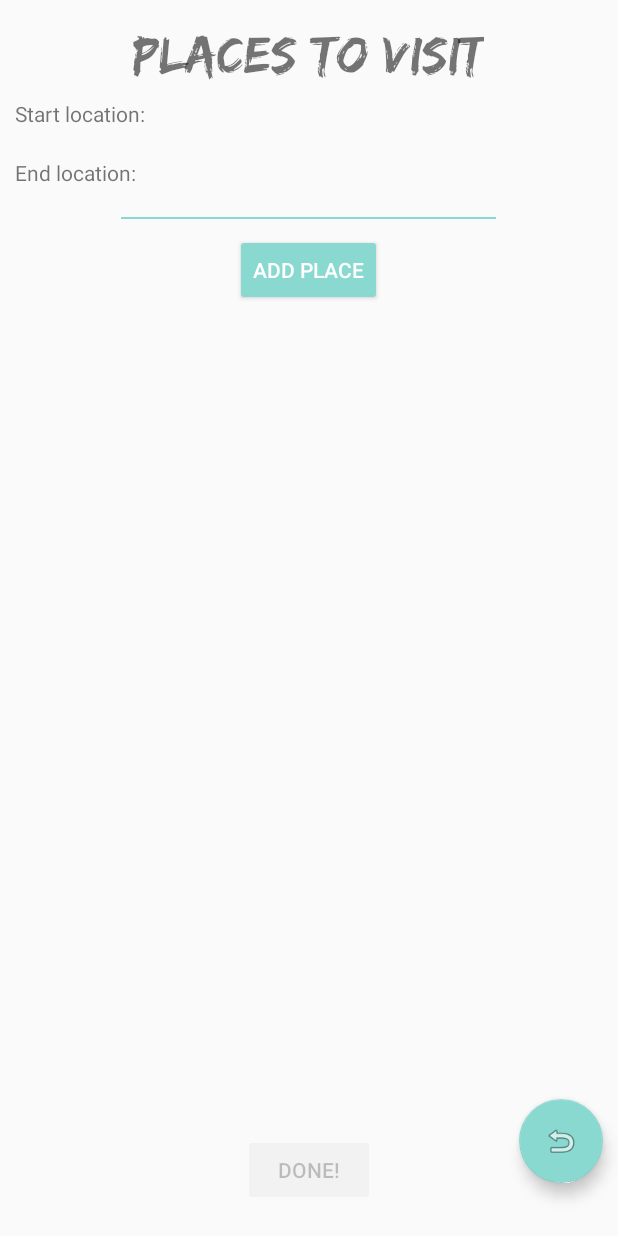
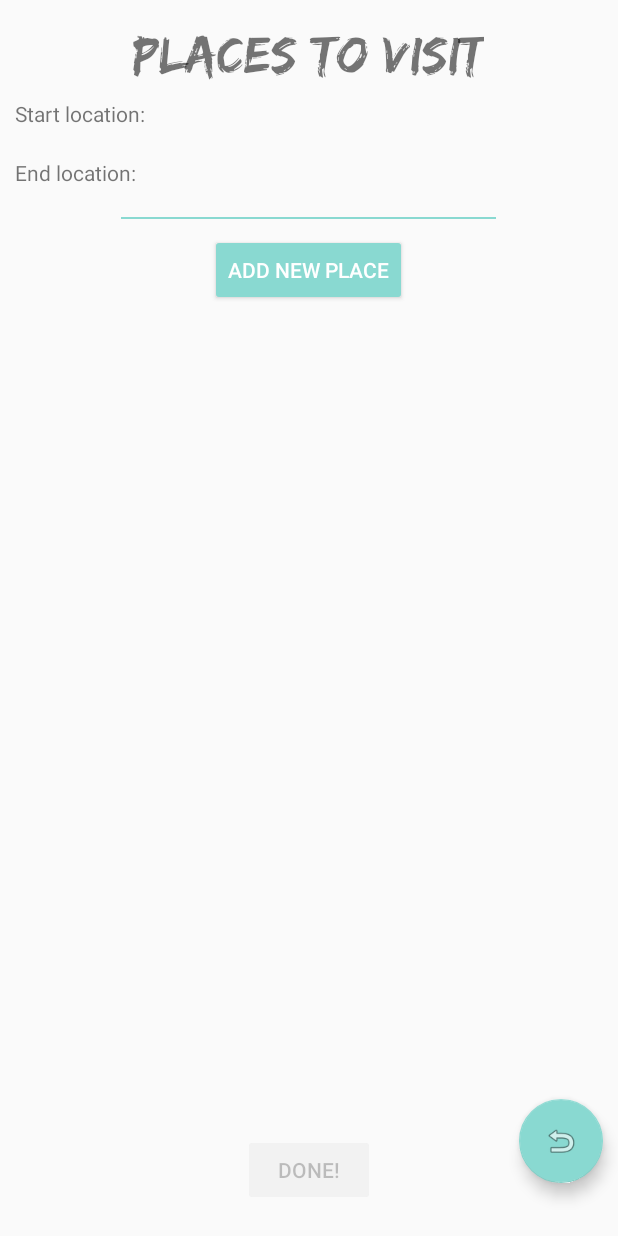
Before and after one commit to Rudra2301/Rhome, an Android app: the PickPlacesToVisitActivity screen opened directly, with no data from a screen before it, on a phone screen of 412 x 824 dp. Run offline under Robolectric (Android 15) with nearby library versions, the phone set to English and light mode, and no system bars; 2 statements that could not run were skipped.

Commit message:
Started working on the DB connection. Some refactoring

```diff
--- a/android-source/Rhome/app/src/main/java/lorentzonsolutions/rhome/activities/PickPlacesToVisitActivity.java
+++ b/android-source/Rhome/app/src/main/java/lorentzonsolutions/rhome/activities/PickPlacesToVisitActivity.java
@@ -8,7 +8,6 @@ import android.os.AsyncTask;
 import android.support.design.widget.FloatingActionButton;
 import android.support.v7.app.AppCompatActivity;
 import android.os.Bundle;
-import android.util.Log;
 import android.view.LayoutInflater;
 import android.view.View;
 import android.view.ViewGroup;
@@ -25,7 +24,6 @@ import java.util.List;
 import lorentzonsolutions.rhome.R;
 import lorentzonsolutions.rhome.shared.GooglePlaceInformation;
 import lorentzonsolutions.rhome.utils.Resources;
-import lorentzonsolutions.rhome.utils.RouteCalculator;
 import lorentzonsolutions.rhome.utils.StorageUtil;
 import lorentzonsolutions.rhome.utils.URLIconDownloader;
 
@@ -62,7 +60,7 @@ public class PickPlacesToVisitActivity extends AppCompatActivity {
 
     private void setViews() {
         addPlaceButton = (Button) findViewById(R.id.step_two_add_place_button);
-        doneButton = (Button) findViewById(R.id.step_two_done_button);
+        doneButton = (Button) findViewById(R.id.pick_places_to_visit_done_button);
         backButton = (FloatingActionButton) findViewById(R.id.step_two_floating_back_button);
         startLocationInfo = (TextView) findViewById(R.id.step_two_start_location_info_text);
         endLocationInfo = (TextView) findViewById(R.id.step_two_end_location_info_text);
@@ -116,18 +114,6 @@ public class PickPlacesToVisitActivity extends AppCompatActivity {
             doneButton.setOnClickListener(new View.OnClickListener() {
                 @Override
                 public void onClick(View v) {
-                    RouteCalculator calculator = new RouteCalculator();
-                    List<GooglePlaceInformation> fastestRoute = calculator.calculateFastestTime(storage.getSelectedPlacesList(), true);
-                    storage.setFastestRoute(fastestRoute);
-                    Log.d(TAG, "Calculated fastest route: ");
-                    for(GooglePlaceInformation place : fastestRoute) {
-                        Log.d(TAG, place.name + " | Distance to start: " + place.distanceToStartLocation);
-                    }
-
-                    double totalDistance = calculator.calculateTotalRouteDistance(fastestRoute);
-                    Log.d(TAG, "Total distance: " + totalDistance + " km.");
-
-                    // Starting route activity
                     Intent intent = new Intent(Resources.getInstance().getContext(), RouteOrderActivity.class);
                     startActivity(intent);
                 }
@@ -141,7 +127,6 @@ public class PickPlacesToVisitActivity extends AppCompatActivity {
             @Override
             public void onClick(View v) {
                 if(storage.getSelectedStartLocation() != null && storage.getSelectedEndLocation() != null) {
-                    // Intent intent = new Intent(Resources.getInstance().getContext(), ListLocationTypeSelectionActivity.class);
                     Intent intent = new Intent(Resources.getInstance().getContext(), SelectWhatToDoActivity.class);
                     startActivity(intent);
                 }
--- a/android-source/Rhome/app/src/main/java/lorentzonsolutions/rhome/googleWebApi/JSONDataParser.java
+++ b/android-source/Rhome/app/src/main/java/lorentzonsolutions/rhome/googleWebApi/JSONDataParser.java
@@ -33,7 +33,7 @@ public class JSONDataParser {
      * @param nearbyRequestResponseData
      * @return
      */
-    public List<GooglePlaceInformation> parseNearbyDataToPlaceInformation(String nearbyRequestResponseData) {
+    public List<GooglePlaceInformation> parseDataToGooglePlaceInformation(String nearbyRequestResponseData) {
 
         Log.i(TAG, "Attempting to parse nearby locations data.");
         JSONObject jsonObject;
--- a/android-source/Rhome/app/src/main/java/lorentzonsolutions/rhome/googleWebApi/NearbyLocationSearcher.java
+++ b/android-source/Rhome/app/src/main/java/lorentzonsolutions/rhome/googleWebApi/NearbyLocationSearcher.java
@@ -36,14 +36,14 @@ public class NearbyLocationSearcher {
 
     private String type;
 
-    public String retrieveNearbyLocations() {
+    private String retrieveNearbyLocationsData() {
         return urlDataReceiver.readURL(buildURL());
     }
 
     public List<GooglePlaceInformation> getNearbyLocationsList() {
-        String data = retrieveNearbyLocations();
+        String data = retrieveNearbyLocationsData();
         JSONDataParser jsonDataParser = new JSONDataParser();
-        return jsonDataParser.parseNearbyDataToPlaceInformation(data);
+        return jsonDataParser.parseDataToGooglePlaceInformation(data);
     }
 
     private String buildURL() {
--- a/android-source/Rhome/app/src/main/java/lorentzonsolutions/rhome/shared/GoogleLocationTypes.java
+++ b/android-source/Rhome/app/src/main/java/lorentzonsolutions/rhome/shared/GoogleLocationTypes.java
@@ -58,8 +58,13 @@ public enum GoogleLocationTypes {
         // TODO. Build this elsewhere and use resources (R.string...)
         mapOfWhatToDo = new HashMap<>();
         mapOfWhatToDo.put(AIRPORT, "Go to the airport");
+        mapOfWhatToDo.put(AMUSEMENT_PARK, "Go to the amusement park");
         mapOfWhatToDo.put(CLOTHING_STORE, "Buy clothes");
         mapOfWhatToDo.put(ATM, "Withdraw money");
+
+        mapOfWhatToDo.put(MOVIE_THEATER, "Go to the movies");
+
+        mapOfWhatToDo.put(LIQUOR_STORE, "Buy liquor");
 
         mapOfWhatToDo.put(BAKERY, "Go to the bakery");
 
--- a/android-source/Rhome/app/src/main/java/lorentzonsolutions/rhome/utils/LocationConverter.java
+++ b/android-source/Rhome/app/src/main/java/lorentzonsolutions/rhome/utils/LocationConverter.java
@@ -6,7 +6,7 @@ import com.google.android.gms.location.places.Place;
 import com.google.android.gms.maps.model.LatLng;
 
 /**
- * Class to convert between location types. NOTE: use the FetchAddressIntentService to convert to an address.
+ * Class to convert between location types.
  */
 public enum LocationConverter {
     INSTANCE;
--- a/android-source/Rhome/app/src/main/java/lorentzonsolutions/rhome/utils/StorageUtil.java
+++ b/android-source/Rhome/app/src/main/java/lorentzonsolutions/rhome/utils/StorageUtil.java
@@ -38,9 +38,11 @@ public enum StorageUtil {
     private List<GooglePlaceInformation> selectedPlaces = new ArrayList<>();
     public void addSelectedPlace(GooglePlaceInformation place) {
         selectedPlaces.add(place);
+        // TODO. Increment value of place type in DB.
     }
     public void removeSelectedPlace(GooglePlaceInformation place) {
         selectedPlaces.remove(place);
+        // TODO. Decrease value of place type in DB.
     }
     // TODO. Return copy. Not reference to the actual object.
     public List<GooglePlaceInformation> getSelectedPlacesList() {
--- a/android-source/Rhome/app/src/main/res/layout/activity_pick_places_to_visit.xml
+++ b/android-source/Rhome/app/src/main/res/layout/activity_pick_places_to_visit.xml
@@ -10,7 +10,7 @@
         android:id="@+id/step_two_title"
         android:layout_width="wrap_content"
         android:layout_height="wrap_content"
-        android:text="@string/step_two_title"
+        android:text="@string/select_places_to_visit_title"
         android:textAlignment="center"
         android:layout_marginTop="15dp"
         android:layout_centerHorizontal="true"
@@ -19,7 +19,7 @@
         android:id="@+id/step_two_start_location_text"
         android:layout_width="100dp"
         android:layout_height="wrap_content"
-        android:text="@string/step_two_start_location_text"
+        android:text="@string/select_places_to_visit_start_location_text"
         android:layout_below="@id/step_two_title"
         android:layout_margin="10dp"/>
     <TextView
@@ -33,7 +33,7 @@
         android:id="@+id/step_two_end_location_text"
         android:layout_width="100dp"
         android:layout_height="wrap_content"
-        android:text="@string/step_two_end_location_text"
+        android:text="@string/select_places_to_visit_end_location_text"
         android:layout_below="@id/step_two_start_location_text"
         android:layout_margin="10dp"/>
     <TextView
@@ -57,7 +57,7 @@
         android:layout_width="wrap_content"
         android:layout_height="wrap_content"
         style="@style/Base.Widget.AppCompat.Button.Colored"
-        android:text="@string/step_two_add_place_button"
+        android:text="@string/select_places_to_visit_add_place_button"
         android:layout_below="@id/step_two_first_divider"
         android:layout_marginTop="10dp"
         android:layout_centerHorizontal="true"/>
@@ -67,7 +67,7 @@
         android:id="@+id/step_two_place_list_header"
         android:layout_width="wrap_content"
         android:layout_height="wrap_content"
-        android:text="@string/step_two_place_list_header"
+        android:text="@string/select_places_to_visit_place_list_header"
         android:textAlignment="center"
         android:layout_margin="10dp"
         android:layout_centerHorizontal="true"
@@ -75,12 +75,12 @@
         android:layout_below="@id/step_two_add_place_button"/>
 
     <Button
-        android:id="@+id/step_two_done_button"
+        android:id="@+id/pick_places_to_visit_done_button"
         android:layout_width="wrap_content"
         android:layout_height="wrap_content"
         android:enabled="false"
         style="@style/Base.Widget.AppCompat.Button.Colored"
-        android:text="@string/step_two_done_button"
+        android:text="@string/select_places_to_visit_done_button"
         android:layout_alignParentBottom="true"
         android:layout_margin="20dp"
         android:layout_centerHorizontal="true"/>
@@ -90,7 +90,7 @@
         android:layout_width="match_parent"
         android:layout_height="wrap_content"
         android:layout_below="@id/step_two_place_list_header"
-        android:layout_above="@id/step_two_done_button"
+        android:layout_above="@id/pick_places_to_visit_done_button"
         android:layout_margin="10dp" />
 
     <android.support.design.widget.FloatingActionButton
@@ -105,4 +105,5 @@
         android:layout_alignParentBottom="true"
         android:layout_alignParentEnd="true" />
 
+
 </RelativeLayout>
--- a/android-source/Rhome/app/src/main/res/layout/activity_show_on_map.xml
+++ b/android-source/Rhome/app/src/main/res/layout/activity_show_on_map.xml
@@ -9,7 +9,7 @@
     android:paddingRight="@dimen/activity_horizontal_margin"
     android:paddingTop="@dimen/activity_vertical_margin"
     android:orientation="vertical"
-    tools:context="lorentzonsolutions.rhome.ShowOnMap">
+    tools:context="lorentzonsolutions.rhome.activities.ShowOnMap">
 
     <fragment xmlns:android="http://schemas.android.com/apk/res/android"
         xmlns:map="http://schemas.android.com/apk/res-auto"
--- a/android-source/Rhome/app/src/main/res/values/strings.xml
+++ b/android-source/Rhome/app/src/main/res/values/strings.xml
@@ -26,17 +26,19 @@
     <string name="select_end_info_header">Location info</string>
 
     <!-- Pick Places to visit activity -->
-    <string name="step_two_title">Places to visit</string>
-    <string name="step_two_start_location_text">Start location: </string>
-    <string name="step_two_end_location_text">End location: </string>
-    <string name="step_two_place_list_header">Selected places</string>
-    <string name="step_two_add_place_button">Add place</string>
-    <string name="step_two_done_button">Done!</string>
+    <string name="select_places_to_visit_title">Places to visit</string>
+    <string name="select_places_to_visit_start_location_text">Start location: </string>
+    <string name="select_places_to_visit_end_location_text">End location: </string>
+    <string name="select_places_to_visit_place_list_header">Selected places</string>
+    <string name="select_places_to_visit_add_place_button">Add new place</string>
+    <string name="select_places_to_visit_done_button">Done!</string>
 
     <!-- Select what to do activity -->
     <string name="what_to_do_header">What do you want to do?</string>
     <string name="what_to_do_search_placeholder">Enter text</string>
     <string name="what_to_do_search_button_text">Search</string>
+    <string name="what_to_do_list_types_button">Show list of location types</string>
+    <string name="what_to_do_favourite_list_button">Show favourites</string>
 
     <!--  OLD ONES BELOW -->
     <!-- Main Activity -->
```
Also changed, not shown: android-source/Rhome/app/src/main/AndroidManifest.xml (+1 -8 lines), android-source/Rhome/app/src/main/java/lorentzonsolutions/rhome/ShowOnMap.java (deleted, +0 -108 lines), android-source/Rhome/app/src/main/java/lorentzonsolutions/rhome/activities/ListNearbyPlacesActivity.java (+3 -6 lines), android-source/Rhome/app/src/main/java/lorentzonsolutions/rhome/activities/RouteOrderActivity.java (+22 -0 lines), android-source/Rhome/app/src/main/java/lorentzonsolutions/rhome/activities/SelectWhatToDoActivity.java (+12 -1 lines), android-source/Rhome/app/src/main/java/lorentzonsolutions/rhome/shared/GooglePlaceInformation.java (+0 -7 lines), android-source/Rhome/app/src/main/java/lorentzonsolutions/rhome/utils/services/FetchAddressIntentService.java (deleted, +0 -93 lines), android-source/Rhome/app/src/main/res/layout/activity_select_what_to_do.xml (+25 -2 lines).
